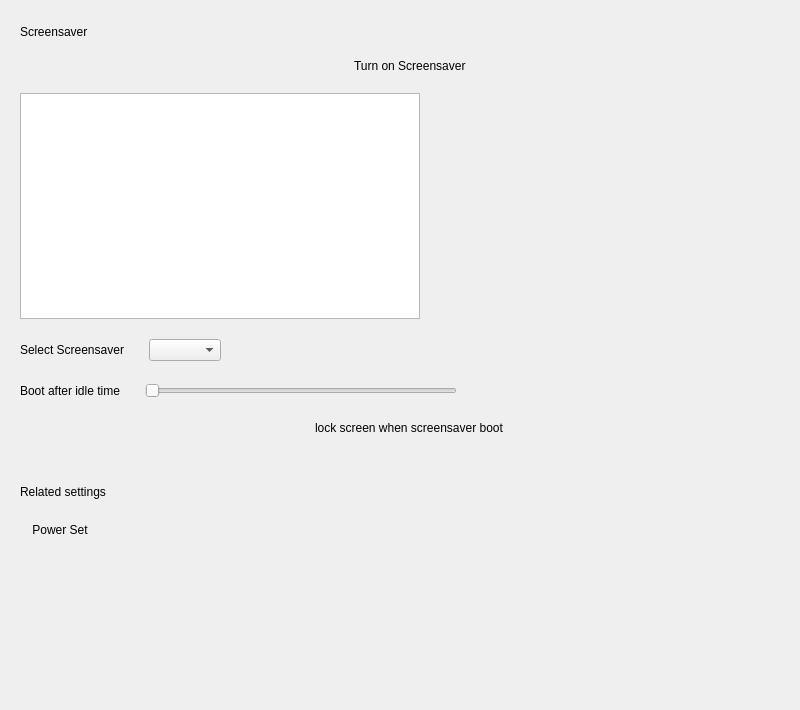
Above: plugins/personalized/screensaver/screensaver.ui from ukui/ukui-control-center before the change. Below: the same form after it.
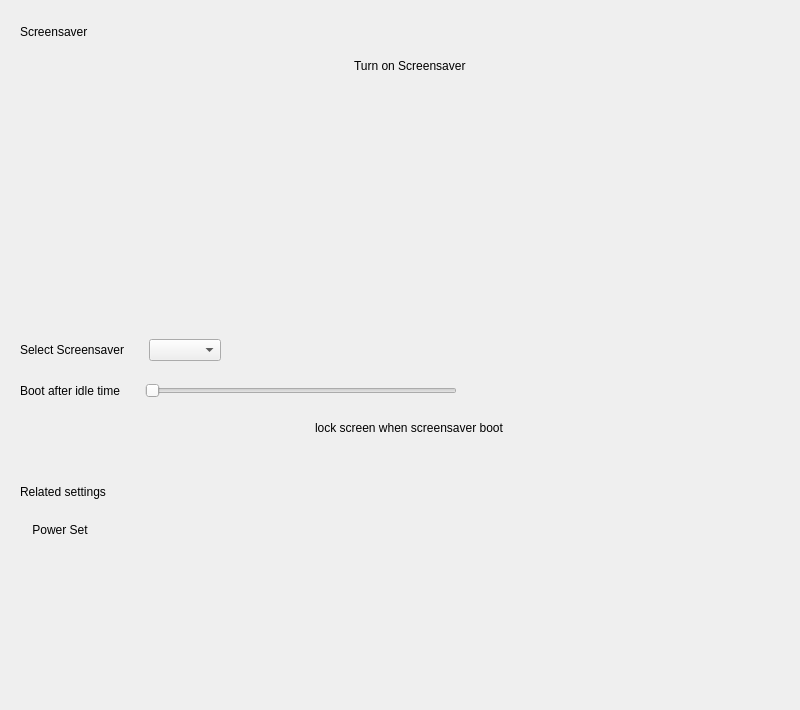
That is the form after the change.

Patch:
```diff
--- a/plugins/personalized/screensaver/screensaver.ui
+++ b/plugins/personalized/screensaver/screensaver.ui
@@ -129,13 +129,7 @@
              <number>0</number>
             </property>
             <item>
-             <widget class="QGraphicsView" name="graphicsView">
-              <property name="sizePolicy">
-               <sizepolicy hsizetype="Fixed" vsizetype="Fixed">
-                <horstretch>0</horstretch>
-                <verstretch>0</verstretch>
-               </sizepolicy>
-              </property>
+             <widget class="QWidget" name="previewWidget" native="true">
               <property name="minimumSize">
                <size>
                 <width>400</width>
```
